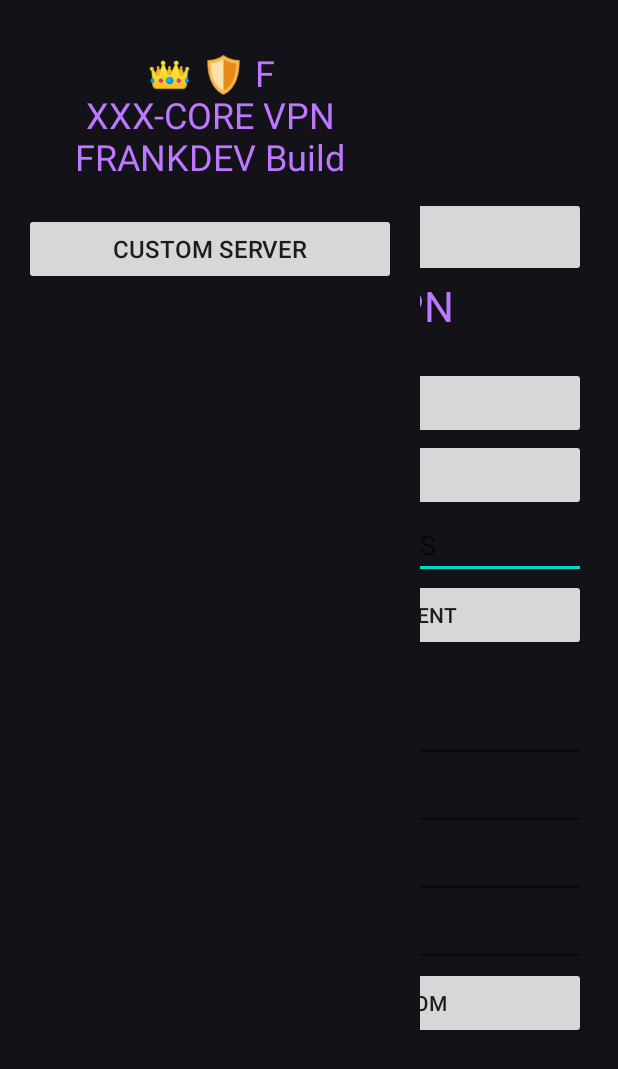
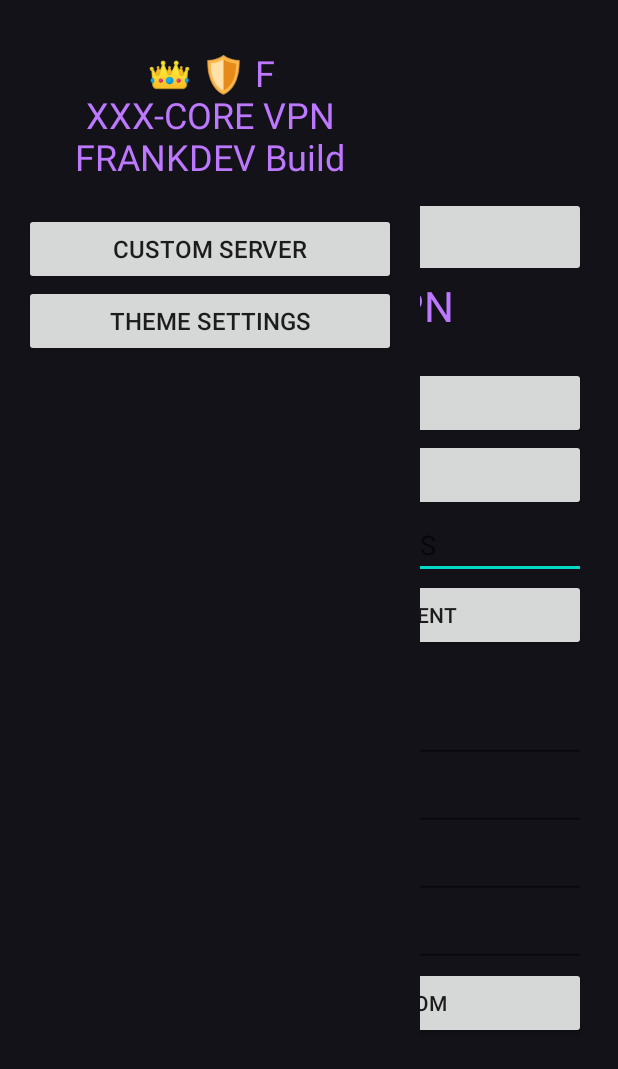
Before and after one commit to fotsofrancklin020-dot/XXX-CORE-VPN, an Android app: the screen it shows after launch (MainActivity), after a tap on an icon or button, on a phone screen of 412 x 824 dp. Shown: the top 1069 px of the screen. Run offline under Robolectric (Android 15) with nearby library versions, the phone set to English and light mode, and no system bars.

Commit message:
Add Theme Settings button to drawer layout

```diff
--- a/app/src/main/java/com/frankdev/xxxcorevpn/MainActivity.kt
+++ b/app/src/main/java/com/frankdev/xxxcorevpn/MainActivity.kt
@@ -107,6 +107,18 @@ val customServerButton = Button(this).apply {
 }
 
 drawerLayout.addView(customServerButton)
+val themeSettingsButton = Button(this).apply {
+    text = "Theme Settings"
+    textSize = 16f
+
+    setOnClickListener {
+        startActivity(
+            Intent(this@MainActivity, SettingsActivity::class.java)
+        )
+    }
+}
+
+drawerLayout.addView(themeSettingsButton)
 val menuButton = Button(this).apply {
     text = "☰"
     textSize = 24f
```
